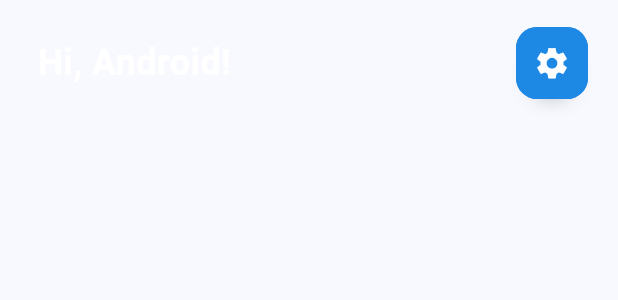
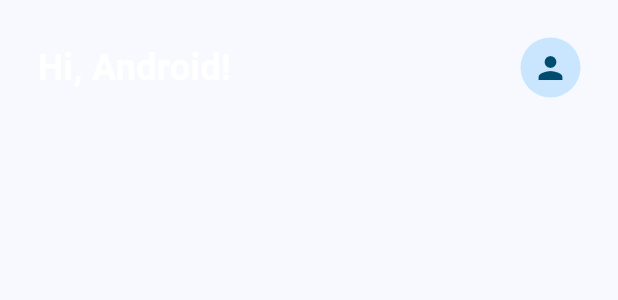
Before and after one commit to EnthusiasticXcoder/Android-Accounts-Management-Application, a Flutter app: the Headwidget widget shown alone on an empty page, opened directly, on a phone screen of 412 x 824 dp. Shown: the top 300 px of the screen. Run offline on Flutter 3.47's test engine with Material 2 defaults, Android fonts, the phone set to English and light mode, and no system bars; our stand-ins replace shared_preferences, sliding_up_panel, sqflite, syncfusion_flutter_charts; missing offline and left inert: animated_digit; accounts and stored records are empty.

Commit message:
added settings view

```diff
--- a/lib/pages/home/widgets/head_bar.dart
+++ b/lib/pages/home/widgets/head_bar.dart
@@ -1,6 +1,6 @@
 import 'package:flutter/material.dart';
+import 'package:my_app/pages/settings/view/setting_view.dart';
 import 'package:my_app/services/get_shared_value.dart';
-import 'package:my_app/utilities/generics/get_argument.dart';
 
 class Headwidget extends StatefulWidget {
   const Headwidget({super.key});
@@ -11,38 +11,18 @@ class Headwidget extends StatefulWidget {
 
 class _HeadwidgetState extends State<Headwidget>
     with SingleTickerProviderStateMixin {
-  int toggle = 0;
-  late AnimationController _con;
-  late TextEditingController _textEditingController;
-
-  @override
-  void initState() {
-    super.initState();
-    _textEditingController = TextEditingController();
-    _con = AnimationController(
-      vsync: this,
-      duration: const Duration(milliseconds: 400),
-    );
-  }
-
-  @override
-  void dispose() {
-    _textEditingController.dispose();
-    _con.dispose();
-    super.dispose();
-  }
-
   @override
   Widget build(BuildContext context) {
     return SafeArea(
-      child: Stack(
+      child: Container(
+        margin: const EdgeInsets.all(25.0),
+        child: Row(
+          mainAxisAlignment: MainAxisAlignment.spaceBetween,
           children: [
-          // Name Widget
+            // Name display
             FutureBuilder(
               future: GetSharedValue().setinstance(),
-            builder: (context, snapshot) => Padding(
-              padding: const EdgeInsets.all(25.0),
-              child: Text(
+              builder: (context, snapshot) => Text(
                 'Hi, ${GetSharedValue().userName}!',
                 style: const TextStyle(
                   color: Colors.white,
@@ -51,128 +31,23 @@ class _HeadwidgetState extends State<Headwidget>
                 ),
               ),
             ),
+            // user circular avatar
+            Hero(
+              tag: 'Active User',
+              child: CircleAvatar(
+                child: IconButton(
+                  onPressed: () {
+                    Navigator.of(context).push(MaterialPageRoute(
+                      builder: (context) => const SettingsView(),
+                    ));
+                  },
+                  icon: const Icon(Icons.person),
                 ),
-
-          // Settings widget
-          Padding(
-            padding: const EdgeInsets.only(top: 18),
-            child: Row(
-              mainAxisAlignment: MainAxisAlignment.spaceBetween,
-              children: [
-                const SizedBox(
-                  width: 1,
-                ),
-                AnimatedContainer(
-                  margin: const EdgeInsets.symmetric(horizontal: 20),
-                  duration: const Duration(milliseconds: 375),
-                  height: 48.0,
-                  width: (toggle == 0) ? 48.0 : (context.width - 41),
-                  curve: Curves.easeOut,
-                  decoration: BoxDecoration(
-                    color: Colors.blue[600],
-                    borderRadius: const BorderRadius.all(Radius.circular(14)),
-                    boxShadow: const [
-                      BoxShadow(
-                        color: Colors.black26,
-                        spreadRadius: -10.0,
-                        blurRadius: 10.0,
-                        offset: Offset(0.0, 10.0),
-                      ),
-                    ],
-                  ),
-                  child: Stack(
-                    children: [
-                      AnimatedPositioned(
-                        duration: const Duration(milliseconds: 375),
-                        left: (toggle == 0) ? 20.0 : 40.0,
-                        curve: Curves.easeOut,
-                        top: 11.0,
-                        child: AnimatedOpacity(
-                          opacity: (toggle == 0) ? 0.0 : 1.0,
-                          duration: const Duration(milliseconds: 200),
-                          child: SizedBox(
-                            height: 23.0,
-                            width: context.height,
-                            child: TextField(
-                              controller: _textEditingController,
-                              cursorRadius: const Radius.circular(10.0),
-                              cursorWidth: 2.0,
-                              cursorColor: Colors.black,
-                              enableSuggestions: false,
-                              onEditingComplete: () {
-                                final value = _textEditingController.text;
-                                GetSharedValue()
-                                    .setvalue(value: value.toString());
-                                FocusScope.of(context).unfocus();
-                                setState(() {
-                                  if (toggle == 0) {
-                                    toggle = 1;
-                                    _con.forward();
-                                  } else {
-                                    toggle = 0;
-                                    _textEditingController.clear();
-                                    _con.reverse();
-                                  }
-                                });
-                              },
-                              decoration: InputDecoration(
-                                floatingLabelBehavior:
-                                    FloatingLabelBehavior.never,
-                                labelText: 'Enter Name...',
-                                labelStyle: const TextStyle(
-                                  color: Colors.white,
-                                  fontSize: 17.0,
-                                  fontWeight: FontWeight.w500,
-                                ),
-                                alignLabelWithHint: true,
-                                border: OutlineInputBorder(
-                                  borderRadius: BorderRadius.circular(20.0),
-                                  borderSide: BorderSide.none,
-                                ),
-                              ),
-                            ),
-                          ),
-                        ),
-                      ),
-                      Container(
-                        decoration: BoxDecoration(
-                          color: Colors.blue[600],
-                          borderRadius:
-                              const BorderRadius.all(Radius.circular(14)),
-                        ),
-                        child: IconButton(
-                          splashRadius: 19.0,
-                          color: Colors.white,
-                          icon: Icon(
-                            (toggle == 0)
-                                ? Icons.settings
-                                : Icons.arrow_forward_ios_rounded,
-                            size: 25,
-                          ),
-                          onPressed: () {
-                            setState(
-                              () {
-                                if (toggle == 0) {
-                                  toggle = 1;
-                                  _con.forward();
-                                } else {
-                                  toggle = 0;
-                                  _textEditingController.clear();
-                                  _con.reverse();
-                                }
-                              },
-                            );
-                          },
               ),
             ),
           ],
         ),
       ),
-              ],
-            ),
-          ),
-        ],
-      ),
     );
   }
 }
```
Also changed, not shown: lib/pages/settings/view/setting_view.dart (added, +80 -0 lines). Lines whose indentation alone changed are shown as unchanged.
